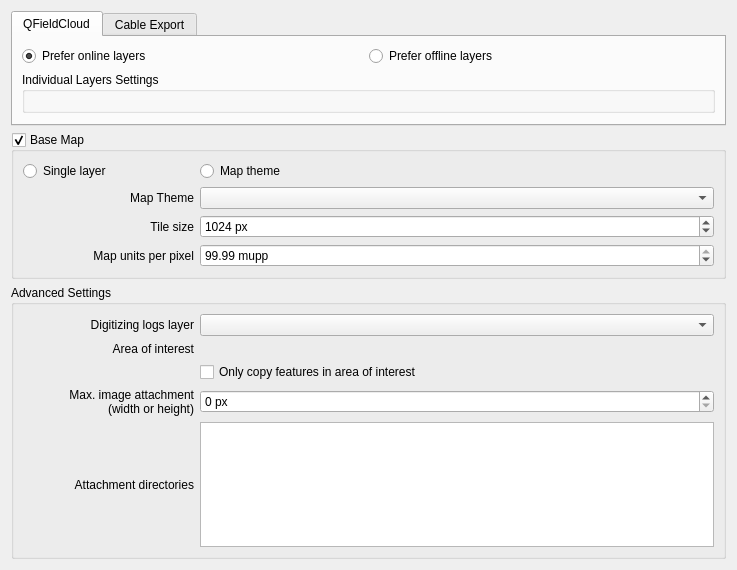
Above: qfieldsync/ui/project_configuration_widget.ui from opengisch/qfieldsync before the change. Below: the same form after it.
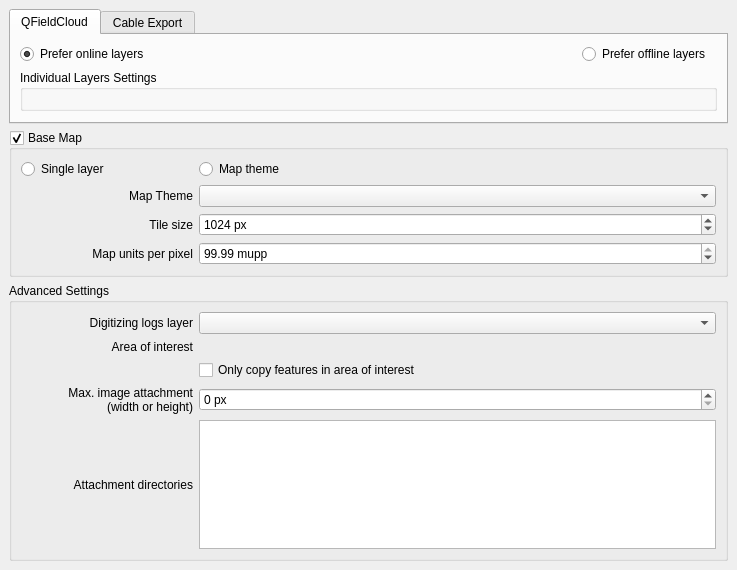
That is the form after the change. Custom widgets are drawn as their Qt base class.

Commit message:
Make the QField tab in project preferences scrollable
Fix https://github.com/opengisch/qfieldsync/issues/475.
Can be quite annoying on smaller screens (and not only).

```diff
--- a/qfieldsync/ui/project_configuration_widget.ui
+++ b/qfieldsync/ui/project_configuration_widget.ui
@@ -19,123 +19,59 @@
   <property name="windowTitle">
    <string>Configure Project for QField Synchronisation</string>
   </property>
-  <layout class="QGridLayout" name="gridLayout_3">
-   <item row="2" column="0">
-    <widget class="QgsCollapsibleGroupBox" name="advancedSettingsGroupBox">
-     <property name="title">
-      <string>Advanced Settings</string>
-     </property>
-     <property name="checkable">
-      <bool>false</bool>
-     </property>
-     <property name="collapsed">
-      <bool>false</bool>
-     </property>
-     <property name="saveCollapsedState">
-      <bool>true</bool>
-     </property>
-     <layout class="QGridLayout" name="gridLayout_8" columnstretch="1,3">
-      <item row="0" column="0">
-      <widget class="QLabel" name="labelDigitizingLogsLayer">
-      <property name="text">
-       <string>Digitizing logs layer</string>
-      </property>
-      <property name="alignment">
-       <set>Qt::AlignRight|Qt::AlignTrailing|Qt::AlignVCenter</set>
-      </property>
-      </widget>
-      </item>
-      <item row="0" column="1">
-       <widget class="QgsMapLayerComboBox" name="digitizingLogsLayerComboBox"/>
-      </item>
-      <item row="1" column="0">
-       <widget class="QLabel" name="areaOfInterestLabel">
-        <property name="text">
-         <string>Area of interest</string>
-        </property>
-        <property name="alignment">
-         <set>Qt::AlignRight|Qt::AlignTrailing|Qt::AlignVCenter</set>
-        </property>
-       </widget>
-      </item>
-      <item row="2" column="1">
-       <widget class="QCheckBox" name="onlyOfflineCopyFeaturesInAoi">
-        <property name="text">
-         <string>Only copy features in area of interest</string>
-        </property>
-       </widget>
-      </item>
-      <item row="3" column="0">
-       <widget class="QLabel" name="maximumImageWidthHeightLabel">
-        <property name="text">
-         <string>Max. image attachment
-(width or height)</string>
-        </property>
-        <property name="alignment">
-         <set>Qt::AlignRight|Qt::AlignTrailing|Qt::AlignVCenter</set>
-        </property>
-       </widget>
-      </item>
-      <item row="3" column="1">
-       <widget class="QgsSpinBox" name="maximumImageWidthHeight">
-        <property name="sizePolicy">
-         <sizepolicy hsizetype="Expanding" vsizetype="Fixed">
-          <horstretch>0</horstretch>
-          <verstretch>0</verstretch>
-         </sizepolicy>
-        </property>
-        <property name="toolTip">
-         <string>This number sets the maximum allowed width or height (in pixels) of an image attached to feature forms.</string>
-        </property>
-        <property name="suffix">
-         <string> px</string>
-        </property>
-        <property name="minimum">
+  <layout class="QVBoxLayout" name="verticalLayout">
+   <property name="leftMargin">
+    <number>0</number>
+   </property>
+   <property name="topMargin">
+    <number>0</number>
+   </property>
+   <property name="rightMargin">
          <number>0</number>
         </property>
-        <property name="maximum">
-         <number>99999999</number>
-        </property>
-        <property name="value">
+   <property name="bottomMargin">
          <number>0</number>
         </property>
-        <property name="clearValue" stdset="0">
-        <double>0</double>
-        </property>
-        <property name="showClearButton" stdset="0">
+   <item>
+    <widget class="QScrollArea" name="scrollArea">
+     <property name="frameShape">
+      <enum>QFrame::NoFrame</enum>
+     </property>
+     <property name="widgetResizable">
         <bool>true</bool>
         </property>
-       </widget>
-      </item>
-      <item row="4" column="0">
-       <widget class="QLabel" name="attachmentDirsLabel">
-        <property name="toolTip">
-         <string>A list of directories and files to be treated as attachments. Usually the directories that store images and/or SVG are here.</string>
-        </property>
-        <property name="text">
-         <string>Attachment directories</string>
-        </property>
-        <property name="alignment">
-         <set>Qt::AlignRight|Qt::AlignTrailing|Qt::AlignVCenter</set>
-        </property>
-       </widget>
-      </item>
-      <item row="4" column="1">
-       <widget class="QListWidget" name="attachmentDirsListWidget" />
-      </item>
-     </layout>
-    </widget>
-   </item>
-   <item row="0" column="0">
+     <widget class="QWidget" name="scrollAreaWidgetContents">
+      <property name="geometry">
+       <rect>
+        <x>0</x>
+        <y>0</y>
+        <width>716</width>
+        <height>897</height>
+       </rect>
+      </property>
+      <layout class="QVBoxLayout" name="verticalLayout">
+       <item>
     <widget class="QTabWidget" name="exportTypeTabs">
+         <property name="sizePolicy">
+          <sizepolicy hsizetype="Expanding" vsizetype="Minimum">
+           <horstretch>0</horstretch>
+           <verstretch>0</verstretch>
+          </sizepolicy>
+         </property>
      <property name="currentIndex">
       <number>0</number>
      </property>
      <widget class="QWidget" name="cloudExportTab">
+          <property name="sizePolicy">
+           <sizepolicy hsizetype="Preferred" vsizetype="Maximum">
+            <horstretch>0</horstretch>
+            <verstretch>0</verstretch>
+           </sizepolicy>
+          </property>
       <attribute name="title">
        <string>QFieldCloud</string>
       </attribute>
-      <layout class="QGridLayout" name="gridLayout_2" columnstretch="1,1,0">
+          <layout class="QGridLayout" name="gridLayout_2" columnstretch="1,0,0">
        <item row="0" column="0">
         <widget class="QRadioButton" name="preferOnlineLayersRadioButton">
          <property name="text">
@@ -146,6 +82,20 @@
          </property>
         </widget>
        </item>
+           <item row="3" column="0" colspan="3">
+            <widget class="QgsCollapsibleGroupBox" name="cloudAdvancedSettings">
+             <property name="title">
+              <string>Individual Layers Settings</string>
+             </property>
+             <property name="collapsed">
+              <bool>true</bool>
+             </property>
+             <property name="saveCheckedState">
+              <bool>true</bool>
+             </property>
+             <layout class="QVBoxLayout" name="verticalLayout_4"/>
+            </widget>
+           </item>
        <item row="0" column="1">
         <widget class="QRadioButton" name="preferOfflineLayersRadioButton">
          <property name="text">
@@ -158,6 +108,9 @@
          <property name="orientation">
           <enum>Qt::Vertical</enum>
          </property>
+             <property name="sizeType">
+              <enum>QSizePolicy::MinimumExpanding</enum>
+             </property>
          <property name="sizeHint" stdset="0">
           <size>
            <width>20</width>
@@ -166,20 +119,6 @@
          </property>
         </spacer>
        </item>
-       <item row="3" column="0" colspan="3">
-        <widget class="QgsCollapsibleGroupBox" name="cloudAdvancedSettings">
-         <property name="title">
-          <string>Individual Layers Settings</string>
-         </property>
-         <property name="collapsed">
-          <bool>true</bool>
-         </property>
-         <property name="saveCheckedState">
-          <bool>true</bool>
-         </property>
-         <layout class="QVBoxLayout" name="verticalLayout_4"/>
-        </widget>
-       </item>
       </layout>
      </widget>
      <widget class="QWidget" name="cableExportTab">
@@ -190,7 +129,7 @@
      </widget>
     </widget>
    </item>
-   <item row="1" column="0">
+       <item>
     <widget class="QgsCollapsibleGroupBox" name="createBaseMapGroupBox">
      <property name="title">
       <string>Base Map</string>
@@ -372,7 +311,113 @@
      </layout>
     </widget>
    </item>
+       <item>
+        <widget class="QgsCollapsibleGroupBox" name="advancedSettingsGroupBox">
+         <property name="title">
+          <string>Advanced Settings</string>
+         </property>
+         <property name="checkable">
+          <bool>false</bool>
+         </property>
+         <property name="collapsed">
+          <bool>false</bool>
+         </property>
+         <property name="saveCollapsedState">
+          <bool>true</bool>
+         </property>
+         <layout class="QGridLayout" name="gridLayout_8" columnstretch="1,3">
+          <item row="4" column="0">
+           <widget class="QLabel" name="attachmentDirsLabel">
+            <property name="toolTip">
+             <string>A list of directories and files to be treated as attachments. Usually the directories that store images and/or SVG are here.</string>
+            </property>
+            <property name="text">
+             <string>Attachment directories</string>
+            </property>
+            <property name="alignment">
+             <set>Qt::AlignRight|Qt::AlignTrailing|Qt::AlignVCenter</set>
+            </property>
+           </widget>
+          </item>
+          <item row="4" column="1">
+           <widget class="QListWidget" name="attachmentDirsListWidget"/>
+          </item>
+          <item row="0" column="0">
+           <widget class="QLabel" name="labelDigitizingLogsLayer">
+            <property name="text">
+             <string>Digitizing logs layer</string>
+            </property>
+            <property name="alignment">
+             <set>Qt::AlignRight|Qt::AlignTrailing|Qt::AlignVCenter</set>
+            </property>
+           </widget>
+          </item>
+          <item row="2" column="1">
+           <widget class="QCheckBox" name="onlyOfflineCopyFeaturesInAoi">
+            <property name="text">
+             <string>Only copy features in area of interest</string>
+            </property>
+           </widget>
+          </item>
+          <item row="3" column="1">
+           <widget class="QgsSpinBox" name="maximumImageWidthHeight">
+            <property name="sizePolicy">
+             <sizepolicy hsizetype="Expanding" vsizetype="Fixed">
+              <horstretch>0</horstretch>
+              <verstretch>0</verstretch>
+             </sizepolicy>
+            </property>
+            <property name="toolTip">
+             <string>This number sets the maximum allowed width or height (in pixels) of an image attached to feature forms.</string>
+            </property>
+            <property name="suffix">
+             <string> px</string>
+            </property>
+            <property name="minimum">
+             <number>0</number>
+            </property>
+            <property name="maximum">
+             <number>99999999</number>
+            </property>
+            <property name="value">
+             <number>0</number>
+            </property>
+            <property name="showClearButton">
+             <bool>true</bool>
+            </property>
+            <property name="clearValue">
+             <bool>false</bool>
+            </property>
+           </widget>
+          </item>
    <item row="3" column="0">
+           <widget class="QLabel" name="maximumImageWidthHeightLabel">
+            <property name="text">
+             <string>Max. image attachment
+(width or height)</string>
+            </property>
+            <property name="alignment">
+             <set>Qt::AlignRight|Qt::AlignTrailing|Qt::AlignVCenter</set>
+            </property>
+           </widget>
+          </item>
+          <item row="1" column="0">
+           <widget class="QLabel" name="areaOfInterestLabel">
+            <property name="text">
+             <string>Area of interest</string>
+            </property>
+            <property name="alignment">
+             <set>Qt::AlignRight|Qt::AlignTrailing|Qt::AlignVCenter</set>
+            </property>
+           </widget>
+          </item>
+          <item row="0" column="1">
+           <widget class="QgsMapLayerComboBox" name="digitizingLogsLayerComboBox"/>
+          </item>
+         </layout>
+        </widget>
+       </item>
+       <item>
     <spacer name="verticalSpacer">
      <property name="orientation">
       <enum>Qt::Vertical</enum>
@@ -384,6 +429,10 @@
       </size>
      </property>
     </spacer>
+       </item>
+      </layout>
+     </widget>
+    </widget>
    </item>
   </layout>
  </widget>
```
Lines whose indentation alone changed are shown as unchanged.
